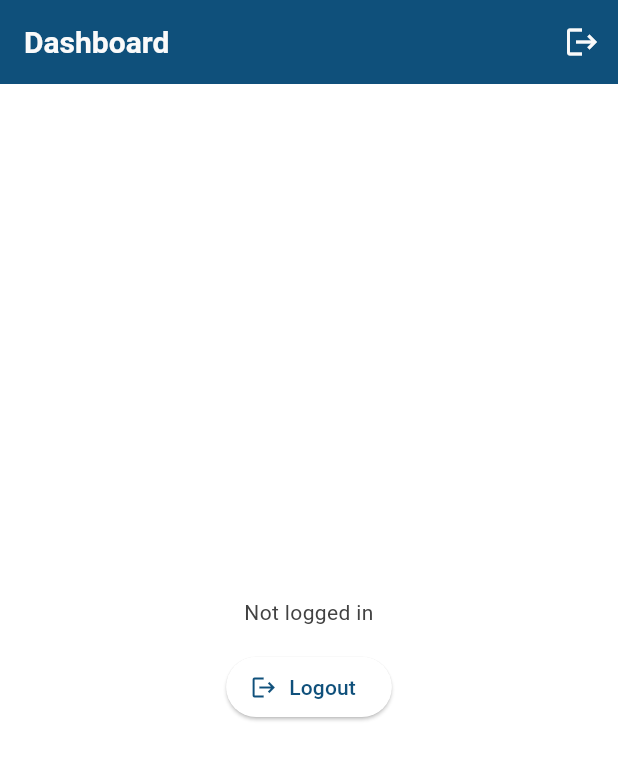
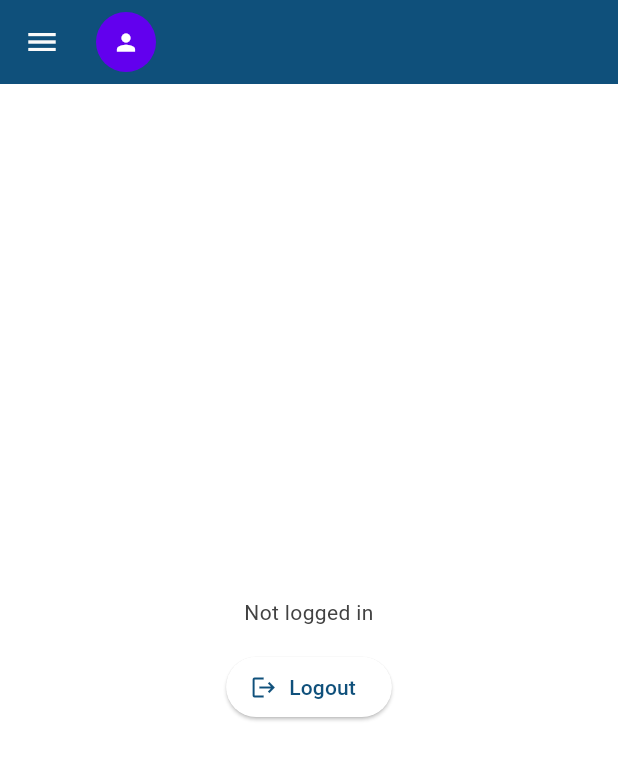
Before and after one commit to clover-soft/senatralix_app, a Flutter app: the DashboardScreen screen opened by its route, on a phone screen of 412 x 824 dp. Shown: the top 760 px of the screen. Run offline on Flutter 3.47's test engine with Material 3 defaults, Android fonts, the phone set to English and light mode, and no system bars; our stand-ins replace dio, flutter_riverpod, go_router; missing offline and left inert: dio_web_adapter; network calls fail.

Commit message:
feat(shell): introduce AppShell layout with left menu and topbar; migrate routing to ShellRoute; simplify DashboardScreen to content-only; wire logout in topbar

```diff
--- a/lib/features/dashboard/screens/dashboard_screen.dart
+++ b/lib/features/dashboard/screens/dashboard_screen.dart
@@ -11,22 +11,7 @@ class DashboardScreen extends ConsumerWidget {
     final auth = ref.watch(authDataProvider).state;
     final controller = ref.read(dashboardControllerProvider);
 
-    return Scaffold(
-      appBar: AppBar(
-        title: const Text('Dashboard'),
-        actions: [
-          IconButton(
-            tooltip: 'Logout',
-            icon: const Icon(Icons.logout),
-            onPressed: auth.loading
-                ? null
-                : () async {
-                    await controller.logout();
-                  },
-          ),
-        ],
-      ),
-      body: Center(
+    return Center(
       child: Column(
         mainAxisSize: MainAxisSize.min,
         children: [
@@ -48,7 +33,6 @@ class DashboardScreen extends ConsumerWidget {
           ),
         ],
       ),
-      ),
     );
   }
 }
--- /dev/null
+++ b/lib/shared/widgets/app_shell.dart
@@ -0,0 +1,121 @@
+// comment: AppShell - shared layout with left menu (Drawer/NavigationRail) and top bar with user avatar/menu on the left
+import 'package:flutter/material.dart';
+import 'package:flutter_riverpod/flutter_riverpod.dart';
+import 'package:go_router/go_router.dart';
+import 'package:sentralix_app/features/dashboard/providers/dashboard_provider.dart';
+
+class AppShell extends ConsumerWidget {
+  final Widget child;
+  const AppShell({super.key, required this.child});
+
+  @override
+  Widget build(BuildContext context, WidgetRef ref) {
+    final width = MediaQuery.of(context).size.width;
+    final isWide = width >= 1000; // simple breakpoint
+    int selectedIndex = 0; // 0 -> Dashboard
+
+    final avatar = const CircleAvatar(child: Icon(Icons.person, size: 18));
+
+    final userMenu = PopupMenuButton<String>(
+      tooltip: 'User menu',
+      itemBuilder: (context) => const [
+        PopupMenuItem(value: 'profile', child: Text('Profile')),
+        PopupMenuItem(value: 'settings', child: Text('Settings')),
+        PopupMenuItem(value: 'logout', child: Text('Logout')),
+      ],
+      onSelected: (v) {
+        switch (v) {
+          case 'profile':
+            // TODO: implement profile route
+            break;
+          case 'settings':
+            // TODO: implement settings route
+            break;
+          case 'logout':
+            // comment: delegate to DashboardController -> Auth logout
+            ref.read(dashboardControllerProvider).logout();
+            break;
+        }
+      },
+      child: avatar,
+    );
+
+    final drawer = Drawer(
+      child: SafeArea(
+        child: ListView(
+          children: [
+            const DrawerHeader(
+              child: Align(
+                alignment: Alignment.centerLeft,
+                child: Text('Menu', style: TextStyle(fontSize: 20)),
+              ),
+            ),
+            ListTile(
+              leading: const Icon(Icons.dashboard_outlined),
+              title: const Text('Dashboard'),
+              selected: selectedIndex == 0,
+              onTap: () {
+                Navigator.of(context).pop();
+                context.go('/');
+              },
+            ),
+            // Add more items here when new features appear
+          ],
+        ),
+      ),
+    );
+
+    final rail = NavigationRail(
+      selectedIndex: selectedIndex,
+      onDestinationSelected: (idx) {
+        switch (idx) {
+          case 0:
+            context.go('/');
+            break;
+        }
+      },
+      labelType: NavigationRailLabelType.all,
+      // leading left empty; avatar/menu is in AppBar leading per requirement
+      destinations: const [
+        NavigationRailDestination(
+          icon: Icon(Icons.dashboard_outlined),
+          selectedIcon: Icon(Icons.dashboard),
+          label: Text('Dashboard'),
+        ),
+      ],
+    );
+
+    return Scaffold(
+      appBar: AppBar(
+        automaticallyImplyLeading: !isWide, // show burger only on narrow screens
+        leading: !isWide
+            ? Builder(
+                builder: (context) => IconButton(
+                  icon: const Icon(Icons.menu),
+                  onPressed: () => Scaffold.of(context).openDrawer(),
+                ),
+              )
+            : userMenu, // on wide screens, put avatar/menu on the left in the AppBar
+        titleSpacing: 0,
+        title: Row(
+          children: [
+            if (!isWide) ...[
+              const SizedBox(width: 8),
+              // avatar+menu on the left in title for narrow screens
+              userMenu,
+              const SizedBox(width: 12),
+            ],
+            const Text(''),
+          ],
+        ),
+      ),
+      drawer: isWide ? null : drawer,
+      body: Row(
+        children: [
+          if (isWide) rail,
+          Expanded(child: child),
+        ],
+      ),
+    );
+  }
+}
```
Also changed, not shown: lib/core/router/app_router.dart (+13 -5 lines). Lines whose indentation alone changed are shown as unchanged.
